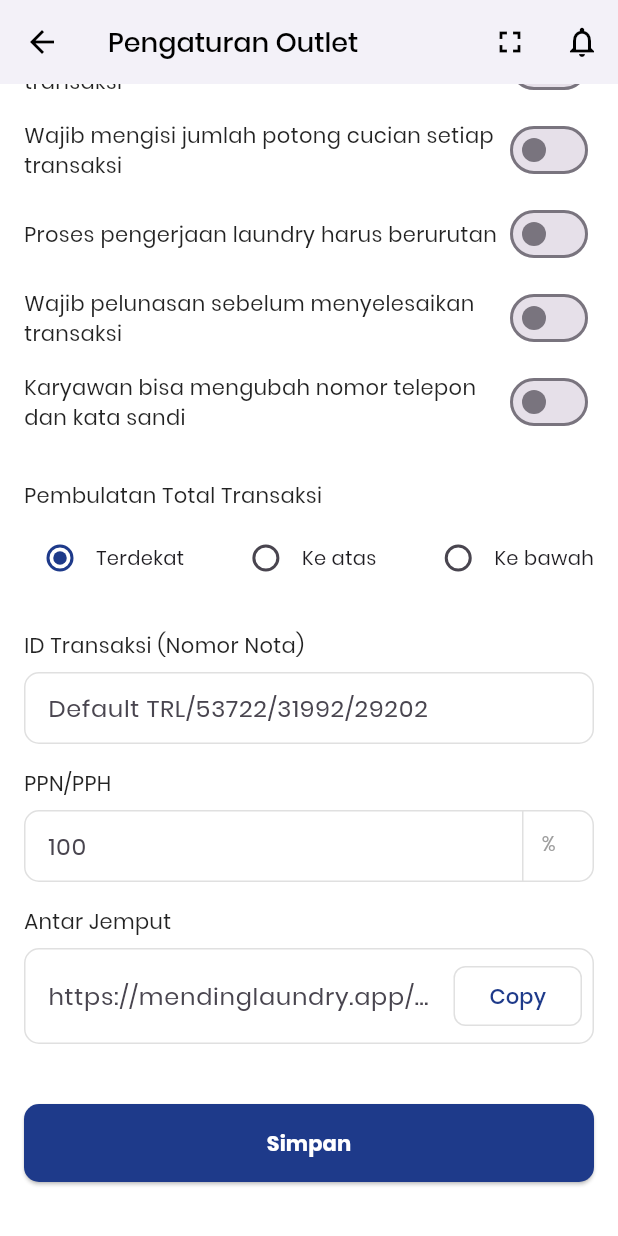
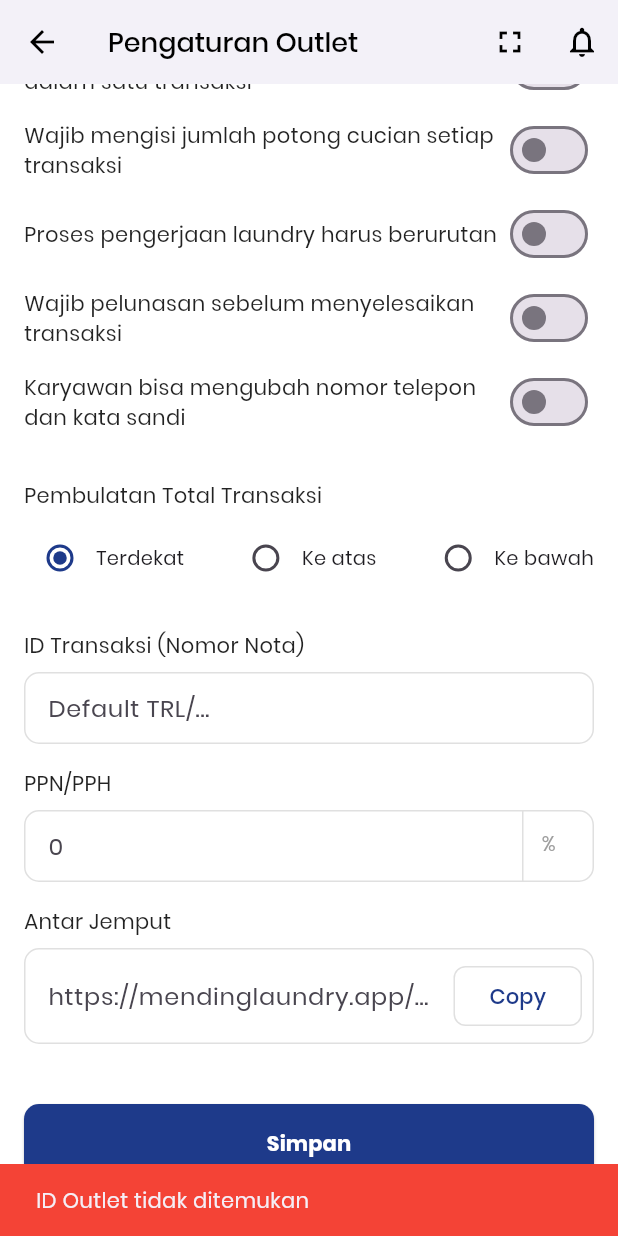
Before and after one commit to ariefprogrammer/mending-front, a Flutter app: the PengaturanOutletPage screen opened directly, scrolled down 112 dp, after a tap on "Simpan", on a phone screen of 412 x 824 dp. Run offline on Flutter 3.47's test engine with Material 3 defaults, Android fonts, the phone set to English and light mode, and no system bars; our stand-ins replace fl_chart, image_picker, shared_preferences; accounts and stored records are empty.

Commit message:
membuat pengaturan outlet

```diff
--- a/lib/core/constants/api_constants.dart
+++ b/lib/core/constants/api_constants.dart
@@ -10,5 +10,7 @@ class ApiConstants {
   // Outlets
   static const String outlets = "$baseUrl/v1/outlets";
   static String showOutlet(int id) => "$baseUrl/v1/outlets/$id";
+  static String configureOutlet(int id) => "$baseUrl/v1/outlets/$id/configuration";
+  static String getOutletConfiguration(int id) => "$baseUrl/v1/outlets/$id/configuration";
 
 }
--- a/lib/screens/outlet/outlet_pengaturan.dart
+++ b/lib/screens/outlet/outlet_pengaturan.dart
@@ -1,4 +1,8 @@
 import 'package:flutter/material.dart';
+import 'package:http/http.dart' as http;
+import 'dart:convert';
+import 'package:shared_preferences/shared_preferences.dart';
+import '../../core/constants/api_constants.dart';
 
 class PengaturanOutletPage extends StatefulWidget {
   const PengaturanOutletPage({super.key});
@@ -8,16 +12,146 @@ class PengaturanOutletPage extends StatefulWidget {
 }
 
 class _PengaturanOutletPageState extends State<PengaturanOutletPage> {
-  // State untuk Switch
-  bool _satuLayananSama = false;
-  bool _satuLayananTransaksi = false;
-  bool _wajibPotongCucian = false;
-  bool _prosesBerurutan = false;
-  bool _wajibPelunasan = false;
-  bool _karyawanUbahData = false;
+  final TextEditingController _taxController = TextEditingController();
+  final TextEditingController _deliveryUrlController = TextEditingController();
+  final TextEditingController _notaController = TextEditingController();
 
-  // State untuk Radio Button Pembulatan
-  String _pembulatan = "Terdekat";
+  // State untuk Switch (Sesuaikan dengan field database/backend)
+  bool _allowMultipleServices = false;
+  bool _allowDuplicateService = false;
+  bool _inputPcsMandatory = false;
+  bool _processBerurutan = false;
+  bool _paymentFirst = false;
+  bool _employeeUpdateData = false;
+
+  // State untuk Radio & Tax
+  String _roundingType = "Terdekat";
+  bool _isTaxEnabled = false;
+
+  bool _isLoading = false;
+
+  @override
+  void dispose() {
+    _taxController.dispose();
+    _deliveryUrlController.dispose();
+    _notaController.dispose();
+    super.dispose();
+  }
+
+  @override
+  void initState() {
+    super.initState();
+    _fetchCurrentConfiguration();
+  }
+
+  Future<void> _fetchCurrentConfiguration() async {
+    setState(() => _isLoading = true);
+    try {
+      final prefs = await SharedPreferences.getInstance();
+      final String? token = prefs.getString('token');
+      final int? activeId = prefs.getInt('active_outlet_id');
+
+      print("Outlet ID: $activeId");
+
+      final response = await http.get(
+        Uri.parse(ApiConstants.getOutletConfiguration(activeId!)),
+        headers: {
+          'Accept': 'application/json',
+          'Authorization': 'Bearer $token',
+        },
+      );
+
+      print("Status Code: ${response.statusCode}");
+      print("Response Body: ${response.body}");
+
+      if (response.statusCode == 200) {
+        final responseData = jsonDecode(response.body);
+        final config = responseData['data'];
+
+        if (config != null) {
+          setState(() {
+            // Mapping Boolean (API kamu mengirim true/false, jadi ini sudah aman)
+            _allowMultipleServices = config['allow_multiple_services'] == true || config['allow_multiple_services'] == 1;
+            _allowDuplicateService = config['allow_duplicate_service'] == true || config['allow_duplicate_service'] == 1;
+            _inputPcsMandatory = config['input_total_pcs_mandatory'] == true || config['input_total_pcs_mandatory'] == 1;
+            _processBerurutan = config['process_berurutan'] == true || config['process_berurutan'] == 1;
+            _paymentFirst = config['payment_first'] == true || config['payment_first'] == 1;
+            _employeeUpdateData = config['employee_update_data'] == true || config['employee_update_data'] == 1;
+
+            // Mapping Radio & TextFields
+            _roundingType = config['rounding_type'] ?? "Terdekat";
+
+            // Handle angka/null untuk PPN
+            _taxController.text = config['tax_percentage']?.toString() ?? "";
+
+            // Handle URL antar jemput
+            _deliveryUrlController.text = config['delivery_form_url'] ?? "";
+          });
+
+          print("--- DEBUG: UI BERHASIL DIISI DENGAN DATA API ---");
+        }
+      }
+    } catch (e) {
+      debugPrint("Error fetch config: $e");
+    } finally {
+      setState(() => _isLoading = false);
+    }
+  }
+
+  Future<void> _submitConfiguration() async {
+    setState(() => _isLoading = true);
+
+    try {
+      final prefs = await SharedPreferences.getInstance();
+      final String? token = prefs.getString('token');
+      final int? activeId = prefs.getInt('active_outlet_id');
+
+      if (activeId == null) throw "ID Outlet tidak ditemukan";
+
+      final response = await http.post(
+        Uri.parse(ApiConstants.configureOutlet(activeId)),
+        headers: {
+          'Content-Type': 'application/json',
+          'Accept': 'application/json',
+          'Authorization': 'Bearer $token',
+        },
+        body: jsonEncode({
+          // Mapping sesuai Validator di Laravel kamu
+          'allow_multiple_services': _allowMultipleServices,
+          'allow_duplicate_service': _allowDuplicateService,
+          'input_total_pcs_mandatory': _inputPcsMandatory,
+          'process_berurutan': _processBerurutan,
+          'payment_first': _paymentFirst,
+          'employee_update_data': _employeeUpdateData,
+          'rounding_type': _roundingType,
+          'rounding_multiple': 100, // Contoh default kelipatan pembulatan
+          'is_tax_enabled': _taxController.text.isNotEmpty,
+          'tax_type': 'PPN',
+          'tax_percentage': double.tryParse(_taxController.text) ?? 0,
+          'delivery_form_url': _deliveryUrlController.text,
+        }),
+      );
+
+      final responseData = jsonDecode(response.body);
+
+      if (response.statusCode == 200) {
+        if (!mounted) return;
+        ScaffoldMessenger.of(context).showSnackBar(
+          SnackBar(content: Text(responseData['message'] ?? "Konfigurasi disimpan"), backgroundColor: Colors.green),
+        );
+        Navigator.pop(context);
+      } else {
+        throw responseData['message'] ?? "Gagal menyimpan konfigurasi";
+      }
+    } catch (e) {
+      if (!mounted) return;
+      ScaffoldMessenger.of(context).showSnackBar(
+        SnackBar(content: Text(e.toString()), backgroundColor: Colors.red),
+      );
+    } finally {
+      if (mounted) setState(() => _isLoading = false);
+    }
+  }
 
   @override
   Widget build(BuildContext context) {
@@ -39,21 +173,23 @@ class _PengaturanOutletPageState extends State<PengaturanOutletPage> {
           IconButton(onPressed: () {}, icon: const Icon(Icons.notifications_none, color: Colors.black)),
         ],
       ),
-      body: SingleChildScrollView(
+      body: _isLoading
+      ? const Center(child: CircularProgressIndicator())
+      : SingleChildScrollView(
         padding: const EdgeInsets.all(16.0),
         child: Column(
           crossAxisAlignment: CrossAxisAlignment.start,
           children: [
             // Daftar Switch Pengaturan
-            _buildSwitchTile("Hanya bisa satu layanan yang sama pada setiap transaksi", _satuLayananSama, (val) => setState(() => _satuLayananSama = val)),
-            _buildSwitchTile("Hanya bisa satu layanan pada setiap transaksi", _satuLayananTransaksi, (val) => setState(() => _satuLayananTransaksi = val)),
-            _buildSwitchTile("Wajib mengisi jumlah potong cucian setiap transaksi", _wajibPotongCucian, (val) => setState(() => _wajibPotongCucian = val)),
-            _buildSwitchTile("Proses pengerjaan laundry harus berurutan", _prosesBerurutan, (val) => setState(() => _prosesBerurutan = val)),
-            _buildSwitchTile("Wajib pelunasan sebelum menyelesaikan transaksi", _wajibPelunasan, (val) => setState(() => _wajibPelunasan = val)),
-            _buildSwitchTile("Karyawan bisa mengubah nomor telepon dan kata sandi", _karyawanUbahData, (val) => setState(() => _karyawanUbahData = val)),
+            _buildSwitchTile("Bisa banyak layanan berbeda dalam satu transaksi", _allowMultipleServices, (val) => setState(() => _allowMultipleServices = val)),
+            _buildSwitchTile("Bisa menduplikasi layanan yang sama dalam satu transaksi", _allowDuplicateService, (val) => setState(() => _allowDuplicateService = val)),
+            _buildSwitchTile("Wajib mengisi jumlah potong cucian setiap transaksi", _inputPcsMandatory, (val) => setState(() => _inputPcsMandatory = val)),
+            _buildSwitchTile("Proses pengerjaan laundry harus berurutan", _processBerurutan, (val) => setState(() => _processBerurutan = val)),
+            _buildSwitchTile("Wajib pelunasan sebelum menyelesaikan transaksi", _paymentFirst, (val) => setState(() => _paymentFirst = val)),
+            _buildSwitchTile("Karyawan bisa mengubah nomor telepon dan kata sandi", _employeeUpdateData, (val) => setState(() => _employeeUpdateData = val)),
 
             const SizedBox(height: 24),
-            const Text("Pembulatan Total Transaksi", style: TextStyle(fontSize: 14, color: Colors.black87)), //
+            const Text("Pembulatan Total Transaksi", style: TextStyle(fontSize: 14, color: Colors.black87)),
             const SizedBox(height: 8),
 
             // Radio Buttons
@@ -68,21 +204,21 @@ class _PengaturanOutletPageState extends State<PengaturanOutletPage> {
 
             const SizedBox(height: 24),
             _buildLabel("ID Transaksi (Nomor Nota)"),
-            _buildTextField(hint: "Default TRL/53722/31992/29202"), //
+            _buildTextField(controller: _notaController, hint: "Default TRL/..."),
 
             const SizedBox(height: 16),
             _buildLabel("PPN/PPH"),
-            _buildSuffixTextField(hint: "100", suffix: "%"), //
+            _buildSuffixTextField(controller: _taxController, hint: "0", suffix: "%"),
 
             const SizedBox(height: 16),
             _buildLabel("Antar Jemput"),
-            _buildCopyTextField(hint: "https://mendinglaundry.app/..."), //
+            _buildCopyTextField(controller: _deliveryUrlController, hint: "https://mendinglaundry.app/..."),
 
             const SizedBox(height: 40),
             SizedBox(
               width: double.infinity,
               child: ElevatedButton(
-                onPressed: () {},
+                onPressed: _isLoading ? null : _submitConfiguration,
                 style: ElevatedButton.styleFrom(
                   backgroundColor: const Color(0xFF1E3A8A), // Biru Brand
                   padding: const EdgeInsets.symmetric(vertical: 16),
@@ -122,9 +258,9 @@ class _PengaturanOutletPageState extends State<PengaturanOutletPage> {
       children: [
         Radio<String>(
           value: title,
-          groupValue: _pembulatan,
+          groupValue: _roundingType,
           activeColor: const Color(0xFF1E3A8A),
-          onChanged: (val) => setState(() => _pembulatan = val!),
+          onChanged: (val) => setState(() => _roundingType = val!),
         ),
         Text(title, style: const TextStyle(fontSize: 13)), //
       ],
@@ -138,8 +274,9 @@ class _PengaturanOutletPageState extends State<PengaturanOutletPage> {
     );
   }
 
-  Widget _buildTextField({required String hint}) {
+  Widget _buildTextField({required TextEditingController controller, required String hint}) {
     return TextField(
+      controller: controller,
       decoration: InputDecoration(
         hintText: hint,
         contentPadding: const EdgeInsets.symmetric(horizontal: 12, vertical: 12),
@@ -149,8 +286,10 @@ class _PengaturanOutletPageState extends State<PengaturanOutletPage> {
     );
   }
 
-  Widget _buildSuffixTextField({required String hint, required String suffix}) {
+  Widget _buildSuffixTextField({required TextEditingController controller, required String hint, required String suffix}) {
     return TextField(
+      controller: controller,
+      keyboardType: TextInputType.number,
       decoration: InputDecoration(
         hintText: hint,
         suffixIcon: Container(
@@ -167,8 +306,9 @@ class _PengaturanOutletPageState extends State<PengaturanOutletPage> {
     );
   }
 
-  Widget _buildCopyTextField({required String hint}) {
+  Widget _buildCopyTextField({required TextEditingController controller, required String hint}) {
     return TextField(
+      controller: controller,
       decoration: InputDecoration(
         hintText: hint,
         suffixIcon: Padding(
```
